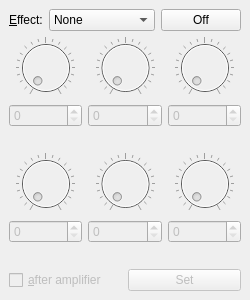
Old version of the form src/ui/effect.ui in the repository zavorra/plug.
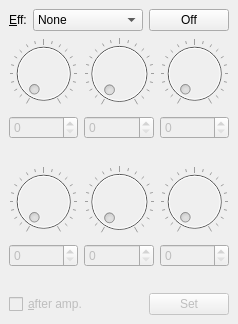
New version of the form.

Commit message: initial support for small (800x480) ui - effect.ui: many size_policy changed to expanding, removed or lowered min size - maiwindow.ccp, main_window.ui added a label with the current preset name

Patch:
```diff
--- a/src/ui/effect.ui
+++ b/src/ui/effect.ui
@@ -6,21 +6,33 @@
    <rect>
     <x>0</x>
     <y>0</y>
-    <width>250</width>
-    <height>300</height>
+    <width>238</width>
+    <height>324</height>
    </rect>
   </property>
   <property name="windowTitle">
    <string>Effect</string>
   </property>
   <widget class="QWidget" name="centralwidget">
+   <property name="sizePolicy">
+    <sizepolicy hsizetype="Expanding" vsizetype="Expanding">
+     <horstretch>0</horstretch>
+     <verstretch>0</verstretch>
+    </sizepolicy>
+   </property>
    <layout class="QVBoxLayout" name="verticalLayout_6">
     <item>
      <layout class="QHBoxLayout" name="horizontalLayout_3">
       <item>
        <widget class="QLabel" name="label_7">
+        <property name="sizePolicy">
+         <sizepolicy hsizetype="Expanding" vsizetype="Ignored">
+          <horstretch>0</horstretch>
+          <verstretch>0</verstretch>
+         </sizepolicy>
+        </property>
         <property name="text">
-         <string>&amp;Effect:</string>
+         <string>&amp;Eff:</string>
         </property>
         <property name="buddy">
          <cstring>comboBox</cstring>
@@ -29,9 +41,15 @@
       </item>
       <item>
        <widget class="QComboBox" name="comboBox">
+        <property name="sizePolicy">
+         <sizepolicy hsizetype="Expanding" vsizetype="Fixed">
+          <horstretch>0</horstretch>
+          <verstretch>0</verstretch>
+         </sizepolicy>
+        </property>
         <property name="minimumSize">
          <size>
-          <width>100</width>
+          <width>50</width>
           <height>0</height>
          </size>
         </property>
@@ -297,6 +315,12 @@
           <property name="enabled">
            <bool>false</bool>
           </property>
+          <property name="sizePolicy">
+           <sizepolicy hsizetype="Expanding" vsizetype="Expanding">
+            <horstretch>0</horstretch>
+            <verstretch>0</verstretch>
+           </sizepolicy>
+          </property>
           <property name="maximum">
            <number>255</number>
           </property>
@@ -313,6 +337,12 @@
           <property name="enabled">
            <bool>false</bool>
           </property>
+          <property name="sizePolicy">
+           <sizepolicy hsizetype="Minimum" vsizetype="Expanding">
+            <horstretch>0</horstretch>
+            <verstretch>0</verstretch>
+           </sizepolicy>
+          </property>
           <property name="maximum">
            <number>255</number>
           </property>
@@ -320,6 +350,12 @@
         </item>
         <item>
          <widget class="QLabel" name="label">
+          <property name="sizePolicy">
+           <sizepolicy hsizetype="Expanding" vsizetype="Expanding">
+            <horstretch>0</horstretch>
+            <verstretch>0</verstretch>
+           </sizepolicy>
+          </property>
           <property name="text">
            <string/>
           </property>
@@ -340,6 +376,12 @@
           <property name="enabled">
            <bool>false</bool>
           </property>
+          <property name="sizePolicy">
+           <sizepolicy hsizetype="Expanding" vsizetype="Expanding">
+            <horstretch>0</horstretch>
+            <verstretch>0</verstretch>
+           </sizepolicy>
+          </property>
           <property name="maximum">
            <number>255</number>
           </property>
@@ -356,6 +398,12 @@
           <property name="enabled">
            <bool>false</bool>
           </property>
+          <property name="sizePolicy">
+           <sizepolicy hsizetype="Minimum" vsizetype="Expanding">
+            <horstretch>0</horstretch>
+            <verstretch>0</verstretch>
+           </sizepolicy>
+          </property>
           <property name="maximum">
            <number>255</number>
           </property>
@@ -363,6 +411,12 @@
         </item>
         <item>
          <widget class="QLabel" name="label_2">
+          <property name="sizePolicy">
+           <sizepolicy hsizetype="Expanding" vsizetype="Expanding">
+            <horstretch>0</horstretch>
+            <verstretch>0</verstretch>
+           </sizepolicy>
+          </property>
           <property name="text">
            <string/>
           </property>
@@ -383,6 +437,12 @@
           <property name="enabled">
            <bool>false</bool>
           </property>
+          <property name="sizePolicy">
+           <sizepolicy hsizetype="Expanding" vsizetype="Expanding">
+            <horstretch>0</horstretch>
+            <verstretch>0</verstretch>
+           </sizepolicy>
+          </property>
           <property name="maximum">
            <number>255</number>
           </property>
@@ -399,6 +459,12 @@
           <property name="enabled">
            <bool>false</bool>
           </property>
+          <property name="sizePolicy">
+           <sizepolicy hsizetype="Minimum" vsizetype="Expanding">
+            <horstretch>0</horstretch>
+            <verstretch>0</verstretch>
+           </sizepolicy>
+          </property>
           <property name="maximum">
            <number>255</number>
           </property>
@@ -406,6 +472,12 @@
         </item>
         <item>
          <widget class="QLabel" name="label_3">
+          <property name="sizePolicy">
+           <sizepolicy hsizetype="Expanding" vsizetype="Expanding">
+            <horstretch>0</horstretch>
+            <verstretch>0</verstretch>
+           </sizepolicy>
+          </property>
           <property name="text">
            <string/>
           </property>
@@ -430,6 +502,12 @@
           <property name="enabled">
            <bool>false</bool>
           </property>
+          <property name="sizePolicy">
+           <sizepolicy hsizetype="Expanding" vsizetype="Expanding">
+            <horstretch>0</horstretch>
+            <verstretch>0</verstretch>
+           </sizepolicy>
+          </property>
           <property name="maximum">
            <number>255</number>
           </property>
@@ -446,6 +524,12 @@
           <property name="enabled">
            <bool>false</bool>
           </property>
+          <property name="sizePolicy">
+           <sizepolicy hsizetype="Minimum" vsizetype="Expanding">
+            <horstretch>0</horstretch>
+            <verstretch>0</verstretch>
+           </sizepolicy>
+          </property>
           <property name="maximum">
            <number>255</number>
           </property>
@@ -453,6 +537,12 @@
         </item>
         <item>
          <widget class="QLabel" name="label_4">
+          <property name="sizePolicy">
+           <sizepolicy hsizetype="Expanding" vsizetype="Expanding">
+            <horstretch>0</horstretch>
+            <verstretch>0</verstretch>
+           </sizepolicy>
+          </property>
           <property name="text">
            <string/>
           </property>
@@ -473,6 +563,12 @@
           <property name="enabled">
            <bool>false</bool>
           </property>
+          <property name="sizePolicy">
+           <sizepolicy hsizetype="Expanding" vsizetype="Expanding">
+            <horstretch>0</horstretch>
+            <verstretch>0</verstretch>
+           </sizepolicy>
+          </property>
           <property name="maximum">
            <number>255</number>
           </property>
@@ -489,6 +585,12 @@
           <property name="enabled">
            <bool>false</bool>
           </property>
+          <property name="sizePolicy">
+           <sizepolicy hsizetype="Minimum" vsizetype="Expanding">
+            <horstretch>0</horstretch>
+            <verstretch>0</verstretch>
+           </sizepolicy>
+          </property>
           <property name="maximum">
            <number>255</number>
           </property>
@@ -496,6 +598,12 @@
         </item>
         <item>
          <widget class="QLabel" name="label_5">
+          <property name="sizePolicy">
+           <sizepolicy hsizetype="Expanding" vsizetype="Expanding">
+            <horstretch>0</horstretch>
+            <verstretch>0</verstretch>
+           </sizepolicy>
+          </property>
           <property name="text">
            <string/>
           </property>
@@ -516,6 +624,12 @@
           <property name="enabled">
            <bool>false</bool>
           </property>
+          <property name="sizePolicy">
+           <sizepolicy hsizetype="Expanding" vsizetype="Expanding">
+            <horstretch>0</horstretch>
+            <verstretch>0</verstretch>
+           </sizepolicy>
+          </property>
           <property name="maximum">
            <number>255</number>
           </property>
@@ -532,6 +646,12 @@
           <property name="enabled">
            <bool>false</bool>
           </property>
+          <property name="sizePolicy">
+           <sizepolicy hsizetype="Minimum" vsizetype="Expanding">
+            <horstretch>0</horstretch>
+            <verstretch>0</verstretch>
+           </sizepolicy>
+          </property>
           <property name="maximum">
            <number>255</number>
           </property>
@@ -539,6 +659,12 @@
         </item>
         <item>
          <widget class="QLabel" name="label_6">
+          <property name="sizePolicy">
+           <sizepolicy hsizetype="Expanding" vsizetype="Expanding">
+            <horstretch>0</horstretch>
+            <verstretch>0</verstretch>
+           </sizepolicy>
+          </property>
           <property name="text">
            <string/>
           </property>
@@ -561,8 +687,14 @@
         <property name="enabled">
          <bool>false</bool>
         </property>
+        <property name="sizePolicy">
+         <sizepolicy hsizetype="Expanding" vsizetype="Expanding">
+          <horstretch>0</horstretch>
+          <verstretch>0</verstretch>
+         </sizepolicy>
+        </property>
         <property name="text">
-         <string>&amp;after amplifier</string>
+         <string>&amp;after amp.</string>
         </property>
        </widget>
       </item>
@@ -571,6 +703,12 @@
         <property name="enabled">
          <bool>false</bool>
         </property>
+        <property name="sizePolicy">
+         <sizepolicy hsizetype="Minimum" vsizetype="Expanding">
+          <horstretch>0</horstretch>
+          <verstretch>0</verstretch>
+         </sizepolicy>
+        </property>
         <property name="text">
          <string>Set</string>
         </property>
```
Left out of the diff: 36 changed lines with no effect on the pictures. The commit also changes 2 other files.
